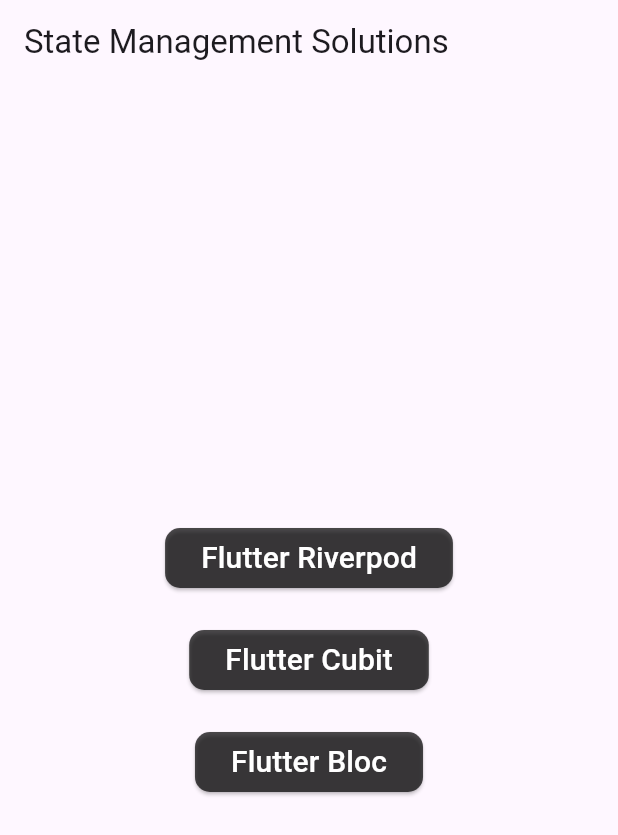
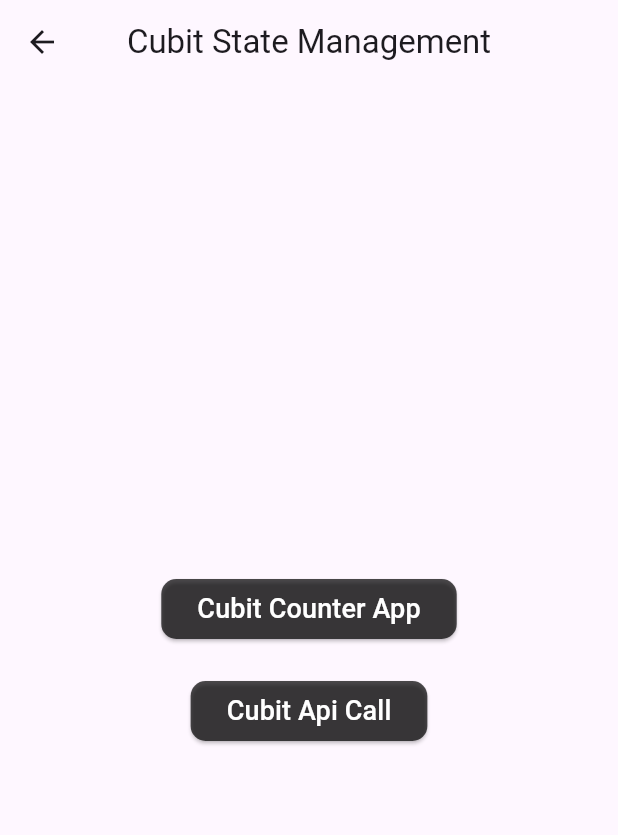
Before and after one commit to varun-wahi/Flutter-State-Management-Libraries, a Flutter app: the screen it shows after launch, after a tap on "Flutter Cubit", on a phone screen of 412 x 824 dp. Shown: the top 835 px of the screen. Run offline on Flutter 3.47's test engine with Material 3 defaults, Android fonts, the phone set to English and light mode, and no system bars; our stand-ins replace flutter_bloc, flutter_riverpod.

Commit message:
cubit counter app done

```diff
--- a/lib/main.dart
+++ b/lib/main.dart
@@ -3,6 +3,7 @@ import 'package:flutter_bloc/flutter_bloc.dart';
 import 'package:flutter_riverpod/flutter_riverpod.dart';
 import 'package:state_mgmt_tut_app/ui/bloc_practice/manager/counter/counter_bloc.dart';
 import 'package:state_mgmt_tut_app/ui/bloc_practice/manager/network_bloc/network_bloc.dart';
+import 'package:state_mgmt_tut_app/ui/cubit_practice/manager/counter_cubit.dart';
 import 'package:state_mgmt_tut_app/ui/home_page.dart';
 
 void main() {
@@ -16,10 +17,10 @@ class MainApp extends StatelessWidget {
   Widget build(BuildContext context) {
     return MultiBlocProvider(
       providers: [
+        BlocProvider<CounterCubit>(create: (_) => CounterCubit()),
         BlocProvider<CounterBloc>(create: (_) => CounterBloc()),
         BlocProvider<NetworkBloc>(create: (_) => NetworkBloc()),
       ],
-
       child: BlocProvider<CounterBloc>(
         create: (context) => CounterBloc(),
         child: MaterialApp(
@@ -27,20 +28,14 @@ class MainApp extends StatelessWidget {
                 useMaterial3: true,
                 elevatedButtonTheme: ElevatedButtonThemeData(
                     style: ElevatedButton.styleFrom(
-                  shape: RoundedRectangleBorder(borderRadius: BorderRadius.circular(10.0),
-
+                        shape: RoundedRectangleBorder(
+                          borderRadius: BorderRadius.circular(10.0),
                         ),
                         backgroundColor: Colors.black.withOpacity(0.7),
-                  foregroundColor: Colors.white
-                )
-              ),
-
+                        foregroundColor: Colors.white)),
                 floatingActionButtonTheme: FloatingActionButtonThemeData(
                     backgroundColor: Colors.black.withOpacity(0.7),
-                  foregroundColor: Colors.white
-              )
-
-            ),
+                    foregroundColor: Colors.white)),
             debugShowCheckedModeBanner: false,
             home: HomePage()),
       ),
--- a/lib/ui/bloc_practice/manager/counter/counter_bloc.dart
+++ b/lib/ui/bloc_practice/manager/counter/counter_bloc.dart
@@ -3,7 +3,14 @@ import 'package:flutter_bloc/flutter_bloc.dart';
 class CounterBloc extends Bloc<CounterEvent, int>{
   CounterBloc(): super(0){
     on<IncrementEvent>((event, emit) => emit(state+1));
-    on<DecrementEvent>((event, emit) => emit(state-1));
+    on<DecrementEvent>((event, emit) {
+      if(state>0){
+        emit(state-1);
+      }
+
+
+
+      });
     on<RefreshEvent>((event, emit) => emit(0));
 
   }
--- /dev/null
+++ b/lib/ui/cubit_practice/cubit_home_page.dart
@@ -0,0 +1,43 @@
+import 'package:flutter/material.dart';
+import 'package:state_mgmt_tut_app/ui/cubit_practice/cubit_counter_page.dart';
+import 'package:state_mgmt_tut_app/ui/cubit_practice/cubit_todos_page.dart';
+
+class CubitHomePage extends StatelessWidget {
+  const CubitHomePage({super.key});
+
+  @override
+  Widget build(BuildContext context) {
+    return Scaffold(
+      appBar: AppBar(
+        title: const Text('Cubit State Management'),
+        centerTitle: true,
+      ),
+      body: Center(
+        child: Column(
+          mainAxisAlignment: MainAxisAlignment.center,
+          children: [
+            ElevatedButton(
+              child: const Text(
+                'Cubit Counter App',
+                style: TextStyle(fontSize: 18.0),
+              ),
+              onPressed: () {
+                Navigator.push(context,
+                    MaterialPageRoute(builder: (_) => CubitCounterPage()));
+              },
+            ),
+            const SizedBox(height: 20.0),
+            ElevatedButton(
+              child:
+                  const Text('Cubit Api Call', style: TextStyle(fontSize: 18.0)),
+              onPressed: () {
+                Navigator.push(context,
+                    MaterialPageRoute(builder: (_) => CubitTodosPage()));
+              },
+            )
+          ],
+        ),
+      ),
+    );
+  }
+}
--- a/lib/ui/home_page.dart
+++ b/lib/ui/home_page.dart
@@ -1,5 +1,6 @@
 import 'package:flutter/material.dart';
 import 'package:state_mgmt_tut_app/ui/bloc_practice/bloc_home.dart';
+import 'package:state_mgmt_tut_app/ui/cubit_practice/cubit_home_page.dart';
 import 'package:state_mgmt_tut_app/ui/reiverpod_practice/riverpod_home.dart';
 
 class HomePage extends StatelessWidget {
@@ -24,7 +25,10 @@ class HomePage extends StatelessWidget {
                 )),
                 const SizedBox(height: 20),
             ElevatedButton(
-                onPressed: () {},
+                onPressed: () {
+                   Navigator.push(context,
+                      MaterialPageRoute(builder: (_) => CubitHomePage()));
+                },
                 child: Text(
                   "Flutter Cubit",
                   style: TextStyle(fontSize: 20),
```
Also changed, not shown: lib/ui/cubit_practice/cubit_counter_page.dart (added, +68 -0 lines), lib/ui/cubit_practice/cubit_todos_page.dart (added, +21 -0 lines), lib/ui/cubit_practice/manager/counter_cubit.dart (added, +23 -0 lines). Lines whose indentation alone changed are shown as unchanged.
